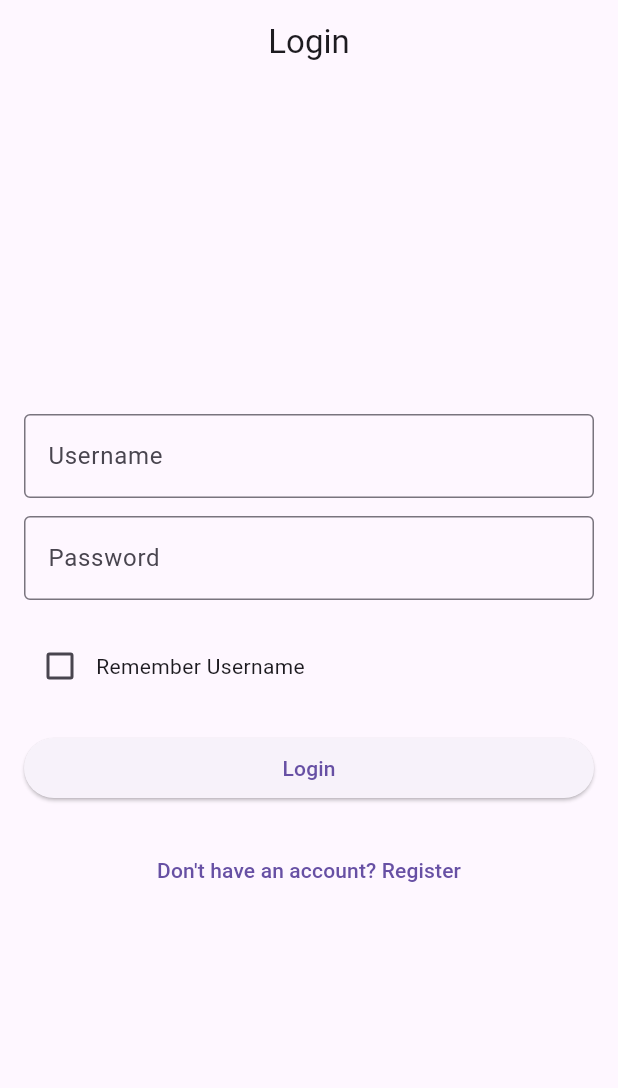
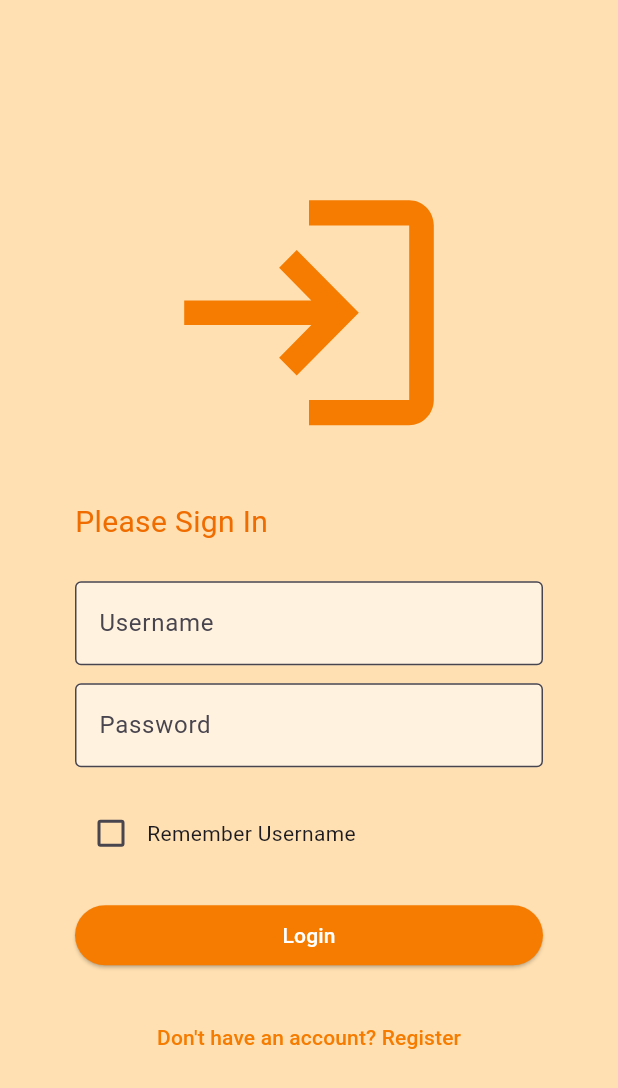
Before and after one commit to Miya784/flut-iot, a Flutter app: the screen it shows after launch, on a phone screen of 412 x 824 dp. Shown: the top 1088 px of the screen. Run offline on Flutter 3.47's test engine with Material 3 defaults, Android fonts, the phone set to English and light mode, and no system bars; our stand-ins replace shared_preferences; missing offline and left inert: flutter_vlc_player.

Commit message:
Update UI  login_page.dart

```diff
--- a/lib/pages/login_page.dart
+++ b/lib/pages/login_page.dart
@@ -1,7 +1,7 @@
 import 'package:flutter/material.dart';
 import 'package:flutter_application_1/services/api_service.dart';
 import 'home_page.dart';
-import 'register_page.dart';
+import 'pages/register_page.dart';
 import 'package:shared_preferences/shared_preferences.dart';
 
 class LoginPage extends StatefulWidget {
@@ -103,22 +103,37 @@ class _LoginPageState extends State<LoginPage> {
   @override
   Widget build(BuildContext context) {
     return Scaffold(
-      appBar: AppBar(
-        title: Text('Login'),
-        centerTitle: true,
-      ),
+      backgroundColor: Colors.orange[100],
       body: Padding(
-        padding: EdgeInsets.all(16.0),
+        padding: EdgeInsets.symmetric(horizontal: 50),
         child: Form(
           key: _formKey,
           child: Column(
             mainAxisAlignment: MainAxisAlignment.center,
             crossAxisAlignment: CrossAxisAlignment.stretch,
             children: <Widget>[
+              Container(
+                  child: Icon(
+                Icons.login_outlined,
+                size: 200,
+                color: Colors.orange[700],
+              )),
+              SizedBox(height: 25),
+              Container(
+                child: Text(
+                  "Please Sign In",
+                  style: TextStyle(color: Colors.orange[800], fontSize: 20),
+                ),
+              ),
+              SizedBox(height: 25),
               TextFormField(
                 controller: _usernameController,
                 decoration: InputDecoration(
-                  labelText: 'Username',
+                  filled: true,
+                  fillColor: Colors.orange[50],
+                  focusedBorder: OutlineInputBorder(
+                      borderSide: BorderSide(width: 3, color: Colors.orange)),
+                  hintText: 'Username',
                   border: OutlineInputBorder(),
                 ),
               ),
@@ -127,7 +142,11 @@ class _LoginPageState extends State<LoginPage> {
                 controller: _passwordController,
                 obscureText: true,
                 decoration: InputDecoration(
-                  labelText: 'Password',
+                  filled: true,
+                  fillColor: Colors.orange[50],
+                  focusedBorder: OutlineInputBorder(
+                      borderSide: BorderSide(width: 3, color: Colors.orange)),
+                  hintText: 'Password',
                   border: OutlineInputBorder(),
                 ),
               ),
@@ -141,12 +160,16 @@ class _LoginPageState extends State<LoginPage> {
                         _rememberUsername = value!;
                       });
                     },
+                    activeColor: Colors.orange,
                   ),
                   Text('Remember Username'),
                 ],
               ),
               SizedBox(height: 20),
               ElevatedButton(
+                style: ElevatedButton.styleFrom(
+                    foregroundColor: Colors.white,
+                    backgroundColor: Colors.orange[700]),
                 onPressed: () {
                   if (_formKey.currentState!.validate()) {
                     _login(context);
@@ -156,6 +179,8 @@ class _LoginPageState extends State<LoginPage> {
               ),
               SizedBox(height: 20),
               TextButton(
+                style:
+                    TextButton.styleFrom(foregroundColor: Colors.orange[700]),
                 onPressed: () {
                   Navigator.push(
                     context,
```
